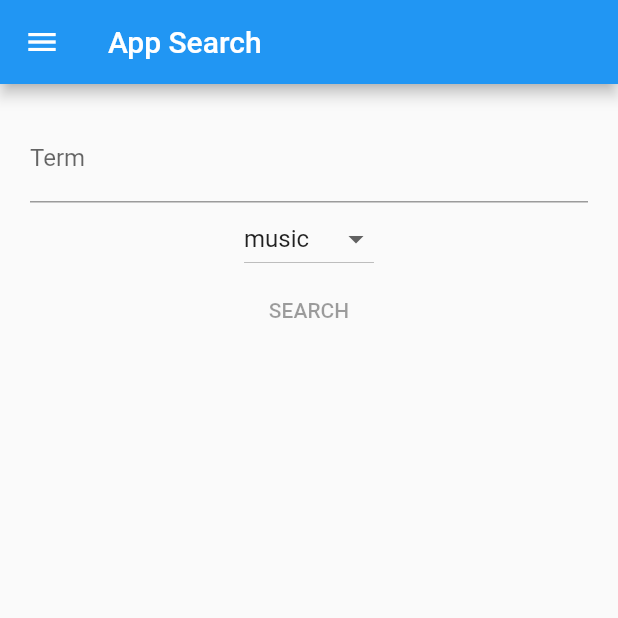
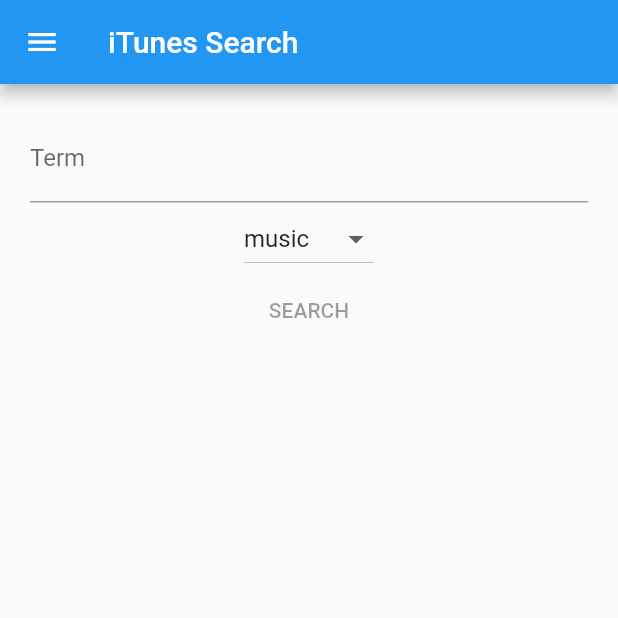
Before and after one commit to greendrop/flutter_work_sample, a Flutter app: the screen it shows after launch, on a phone screen of 412 x 824 dp, the top half of it. Run offline on Flutter 3.47's test engine with Material 2 defaults, Android fonts, the phone set to English and light mode, and no system bars; our stand-ins replace flutter_hooks, freezed_annotation, hooks_riverpod, routemaster.

Commit message:
add search

```diff
--- a/lib/app_route.dart
+++ b/lib/app_route.dart
@@ -1,7 +1,7 @@
 import 'package:flutter/material.dart';
 import 'package:flutter_hooks/flutter_hooks.dart';
 import 'package:flutter_work_sample/config/app_config.dart';
-import 'package:flutter_work_sample/pages/app_search_page.dart';
+import 'package:flutter_work_sample/pages/itunes_search_page.dart';
 import 'package:flutter_work_sample/pages/not_found_page.dart';
 import 'package:routemaster/routemaster.dart';
 
@@ -28,7 +28,7 @@
   @override
   Widget build(BuildContext context) {
     return MaterialApp.router(
-        title: 'GitHub Contribution Graph Summay',
+        title: 'iTunes Search',
         theme: ThemeData(
           primarySwatch: Colors.blue,
           visualDensity: VisualDensity.adaptivePlatformDensity,
@@ -40,7 +40,8 @@
                       return MaterialPage<Widget>(child: NotFoundPage());
                     },
                     routes: {
-                      '/': (_) => MaterialPage<Widget>(child: AppSearchPage()),
+                      '/': (_) =>
+                          MaterialPage<Widget>(child: ItunesSearchPage()),
                     })));
   }
 }
--- a/lib/components/molecules/app_search_form.dart
+++ b/lib/components/molecules/itunes_search_form.dart
@@ -2,8 +2,8 @@
 import 'package:flutter_hooks/flutter_hooks.dart';
 
 @immutable
-class AppSearchAddForm extends HookWidget {
-  const AppSearchAddForm(
+class ItunesSearchAddForm extends HookWidget {
+  const ItunesSearchAddForm(
       {required this.onChangedTerm,
       required this.onChangedMedia,
       required this.onPressedSearch});
@@ -34,7 +34,8 @@
       TextFormField(
           controller: termTextEditingController,
           decoration: const InputDecoration(labelText: 'Term'),
-          validator: _termValidator),
+          validator: _termValidator,
+          autovalidateMode: AutovalidateMode.onUserInteraction),
       DropdownButton(
           items: const [
             DropdownMenuItem(value: 'music', child: Text('music')),
--- a/lib/components/organisms/app_search_body.dart
+++ /dev/null
@@ -1,42 +0,0 @@
-import 'package:flutter/material.dart';
-import 'package:flutter_hooks/flutter_hooks.dart';
-import 'package:flutter_work_sample/components/molecules/app_search_form.dart';
-
-class AppSearchBody extends HookWidget {
-  @override
-  Widget build(BuildContext context) {
-    /*
-    final summaryListStateNotifier =
-        useProvider(summaryListStateProvider.notifier);
-    final summaryListState = useProvider(summaryListStateProvider);
-    */
-
-    final term = useState('');
-    final media = useState('music');
-
-    void onChangedTerm(String value) {
-      term.value = value;
-    }
-
-    void onChangedMedia(String value) {
-      media.value = value;
-    }
-
-    void onPressedSearch() {
-      /*
-      summaryListStateNotifier.addGithubUser(name.value);
-      name.value = '';
-      */
-    }
-
-    return Column(crossAxisAlignment: CrossAxisAlignment.center, children: [
-      Container(
-          margin: const EdgeInsets.all(20),
-          child: AppSearchAddForm(
-              onChangedTerm: onChangedTerm,
-              onChangedMedia: onChangedMedia,
-              onPressedSearch: onPressedSearch)),
-      Expanded(child: ListView(children: []))
-    ]);
-  }
-}
--- a/lib/components/organisms/drawer_body.dart
+++ b/lib/components/organisms/drawer_body.dart
@@ -16,7 +16,7 @@
           color: Colors.blue,
         ),
         child: Text(
-          'App Search',
+          'iTunes Search',
           style: TextStyle(
             fontSize: 24,
             color: Colors.white,
@@ -24,7 +24,7 @@
         ),
       ),
       ListTile(
-        title: const Text('App Search'),
+        title: const Text('iTunes Search'),
         onTap: replaceRouteAppSearch,
       ),
     ]));
--- /dev/null
+++ b/lib/components/organisms/itunes_search_body.dart
@@ -0,0 +1,44 @@
+import 'package:flutter/material.dart';
+import 'package:flutter_hooks/flutter_hooks.dart';
+import 'package:flutter_work_sample/components/molecules/itunes_search_form.dart';
+import 'package:flutter_work_sample/components/molecules/itunes_search_list_item.dart';
+import 'package:flutter_work_sample/states/state_provider.dart';
+import 'package:hooks_riverpod/hooks_riverpod.dart';
+
+class ItunesSearchBody extends HookWidget {
+  @override
+  Widget build(BuildContext context) {
+    final itunesSearchStateNotifier =
+        useProvider(itunesSearchStateProvider.notifier);
+    final itunesSearchState = useProvider(itunesSearchStateProvider);
+
+    final term = useState('');
+    final media = useState('music');
+
+    void onChangedTerm(String value) {
+      term.value = value;
+    }
+
+    void onChangedMedia(String value) {
+      media.value = value;
+    }
+
+    void onPressedSearch() {
+      itunesSearchStateNotifier.search(term: term.value, media: media.value);
+    }
+
+    return Column(crossAxisAlignment: CrossAxisAlignment.center, children: [
+      Container(
+          margin: const EdgeInsets.all(20),
+          child: ItunesSearchAddForm(
+              onChangedTerm: onChangedTerm,
+              onChangedMedia: onChangedMedia,
+              onPressedSearch: onPressedSearch)),
+      Expanded(
+          child: ListView(children: [
+        ...itunesSearchState.itunesResults
+            .map((item) => ItunesSearchListItem(itunesResult: item))
+      ]))
+    ]);
+  }
+}
--- a/lib/pages/app_search_page.dart
+++ b/lib/pages/itunes_search_page.dart
@@ -1,16 +1,16 @@
 import 'package:flutter/material.dart';
 import 'package:flutter_hooks/flutter_hooks.dart';
-import 'package:flutter_work_sample/components/organisms/app_search_body.dart';
+import 'package:flutter_work_sample/components/organisms/itunes_search_body.dart';
 import 'package:flutter_work_sample/components/organisms/drawer_body.dart';
 
-class AppSearchPage extends HookWidget {
-  final _title = 'App Search';
+class ItunesSearchPage extends HookWidget {
+  final _title = 'iTunes Search';
 
   @override
   Widget build(BuildContext context) {
     return Scaffold(
         appBar: AppBar(title: Text(_title)),
         drawer: DrawerBody(),
-        body: AppSearchBody());
+        body: ItunesSearchBody());
   }
 }
--- /dev/null
+++ b/lib/states/state_provider.dart
@@ -0,0 +1,6 @@
+import 'package:flutter_work_sample/states/itunes_search_state.dart';
+import 'package:hooks_riverpod/hooks_riverpod.dart';
+
+final itunesSearchStateProvider =
+    StateNotifierProvider<ItunesSearchStateNotifier, ItunesSearchState>(
+        (_) => ItunesSearchStateNotifier());
--- a/pubspec.yaml
+++ b/pubspec.yaml
@@ -27,6 +27,7 @@
   flutter_hooks: ^0.17.0
   freezed_annotation: ^0.14.2
   hooks_riverpod: ^0.14.0+4
+  http: ^0.13.3
   routemaster: ^0.9.3
 
 dev_dependencies:
```
Also changed, not shown: lib/components/molecules/itunes_search_list_item.dart (added, +27 -0 lines), lib/entities/itunes_result.dart (added, +12 -0 lines), lib/repositories/itunes_search_repository.dart (added, +28 -0 lines), lib/states/itunes_search_state.dart (added, +25 -0 lines), lib/entities/itunes_result.freezed.dart (added), lib/states/itunes_search_state.freezed.dart (added), pubspec.lock.
